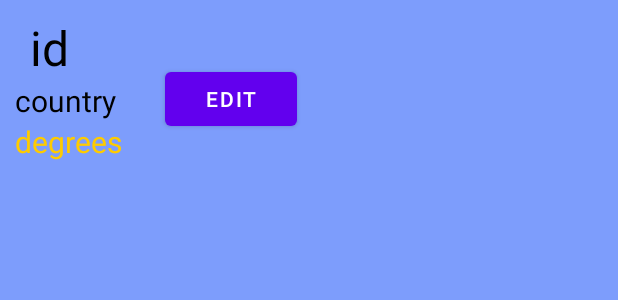
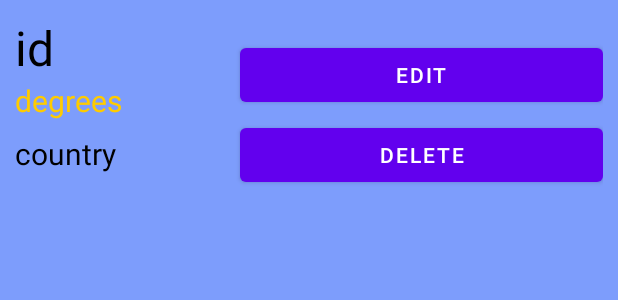
Before and after one commit to buhajus/android_login, an Android app: the layout row_item.xml on its own in the app's theme, with its tools: preview values and no code run, on a phone screen of 412 x 824 dp. Shown: the top 300 px of the screen. Run offline under Robolectric (Android 15) with nearby library versions, the phone set to English and light mode, and no system bars.

Commit message:
prideta customWeather class, aprasyta MainActivity

```diff
--- a/app/build.gradle
+++ b/app/build.gradle
@@ -45,6 +45,6 @@ dependencies {
     androidTestImplementation 'androidx.test.espresso:espresso-core:3.5.1'
 
 
-    implementation 'com.android.support:gridlayout-v7:27.0.0'
+
 
 }
--- a/app/src/main/res/layout/edit_popup.xml
+++ b/app/src/main/res/layout/edit_popup.xml
@@ -2,7 +2,7 @@
 <RelativeLayout xmlns:android="http://schemas.android.com/apk/res/android"
     android:layout_width="match_parent"
     android:layout_height="match_parent"
-    android:backgroundTint="@color/light_blue"
+    android:background="@color/white"
     android:padding="10dp"
     android:id="@+id/popup">
 
--- a/app/src/main/res/layout/row_item.xml
+++ b/app/src/main/res/layout/row_item.xml
@@ -1,5 +1,6 @@
 <?xml version="1.0" encoding="utf-8"?>
 <RelativeLayout xmlns:android="http://schemas.android.com/apk/res/android"
+
     android:layout_width="match_parent"
     android:layout_height="match_parent"
     android:background="@color/light_blue"
@@ -7,56 +8,57 @@
     android:padding="10dp">
 
 
+    <Button
+        android:id="@+id/edit_btn"
+        android:layout_width="match_parent"
+        android:layout_height="wrap_content"
+
+        android:layout_marginLeft="150dp"
+        android:layout_marginTop="16dp"
+        android:layout_marginBottom="5dp"
+        android:text="Edit" />
+
+    <Button
+        android:id="@+id/delete_btn"
+        android:layout_width="match_parent"
+        android:layout_height="wrap_content"
+        android:layout_below="@id/edit_btn"
+        android:layout_marginLeft="150dp"
+        android:text="Delete" />
+
+
     <TextView
         android:id="@+id/id_txt"
         android:layout_width="wrap_content"
         android:layout_height="wrap_content"
-        android:layout_row="0"
-        android:layout_columnWeight="1"
-        android:layout_marginLeft="10dp"
-        android:column="1"
+
+
         android:text="id"
         android:textColor="@color/black"
         android:textSize="32dp" />
 
     <TextView
+        android:id="@+id/degrees_txt"
+        android:layout_width="wrap_content"
+        android:layout_height="wrap_content"
+        android:layout_below="@id/id_txt"
+
+        android:text="degrees"
+        android:textColor="@color/sun"
+        android:textSize="20dp" />
+
+    <TextView
         android:id="@+id/country_txt"
         android:layout_width="wrap_content"
         android:layout_height="wrap_content"
-        android:layout_row="0"
-        android:layout_columnWeight="1"
-        android:layout_below="@id/id_txt"
-        android:layout_marginLeft="10dp"
-        android:layout_marginEnd="0dp"
-        android:column="1"
+        android:layout_below="@id/degrees_txt"
+
+
+        android:layout_marginTop="8dp"
+
         android:text="country"
         android:textColor="@color/black"
         android:textSize="20dp" />
 
-    <TextView
-        android:id="@+id/degrees_txt"
-        android:layout_width="wrap_content"
-        android:layout_height="wrap_content"
-        android:layout_row="0"
-        android:layout_columnWeight="1"
-        android:layout_below="@id/country_txt"
-        android:layout_marginLeft="10dp"
-        android:layout_marginEnd="0dp"
-        android:column="1"
-        android:text="degrees"
-        android:textColor="@color/sun"
-        android:textSize="20dp" />
-
-    <Button
-        android:id="@+id/edit_btn"
-        android:layout_width="wrap_content"
-        android:layout_height="wrap_content"
-        android:layout_marginLeft="100dp"
-        android:layout_marginTop="32dp"
-        android:layout_marginRight="10dp"
-        android:text="Edit"
-
-        />
-
 
 </RelativeLayout>
```
Also changed, not shown: app/src/main/java/com/example/orai/CustomWeatherList.java (added, +146 -0 lines), app/src/main/java/com/example/orai/MainActivity.java (+76 -0 lines), app/src/main/java/com/example/orai/WeatherDAO.java (+1 -6 lines), gradle.properties (line endings or trailing spaces).
